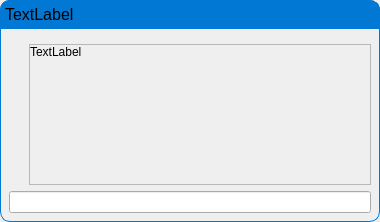
The window that ui/input_dialog.ui (TheCodingJsoftware/Invigo) describes before a commit, drawn with Qt 5.
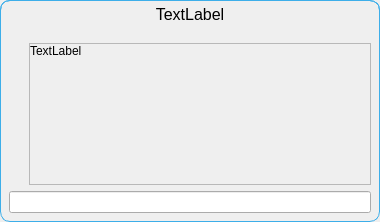
The same window after the commit.

```diff
--- a/ui/input_dialog.ui
+++ b/ui/input_dialog.ui
@@ -43,7 +43,7 @@
 	border-bottom-left-radius:10px;
 	border-top-right-radius:10px;
 	border-bottom-right-radius:10px;
-	border: 1px solid  rgb(0,120,212);;
+	border: 1px solid  #3daee9;
 }</string>
      </property>
      <layout class="QVBoxLayout" name="verticalLayout_3" stretch="0,0">
@@ -73,11 +73,10 @@
          </font>
         </property>
         <property name="styleSheet">
-         <string notr="true">background-color: rgb(0,120,212);
-border-top-left-radius:10px;
+         <string notr="true">border-top-left-radius:10px;
 border-top-right-radius:10px;
-border: 1px solid  rgb(0,120,212);
-</string>
+border: 1px solid  #3daee9;
+border-bottom: none;</string>
         </property>
         <property name="frameShape">
          <enum>QFrame::Box</enum>
@@ -89,7 +88,7 @@
          <string>TextLabel</string>
         </property>
         <property name="alignment">
-         <set>Qt::AlignLeading|Qt::AlignLeft|Qt::AlignTop</set>
+         <set>Qt::AlignHCenter|Qt::AlignTop</set>
         </property>
        </widget>
       </item>
@@ -147,7 +146,7 @@
                <x>0</x>
                <y>0</y>
                <width>330</width>
-               <height>131</height>
+               <height>132</height>
               </rect>
              </property>
              <layout class="QVBoxLayout" name="verticalLayout_4">
```
